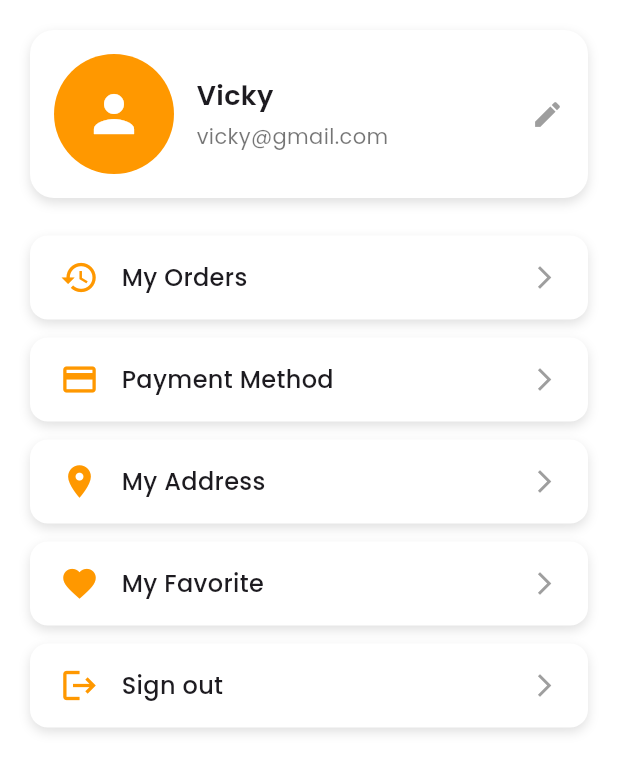
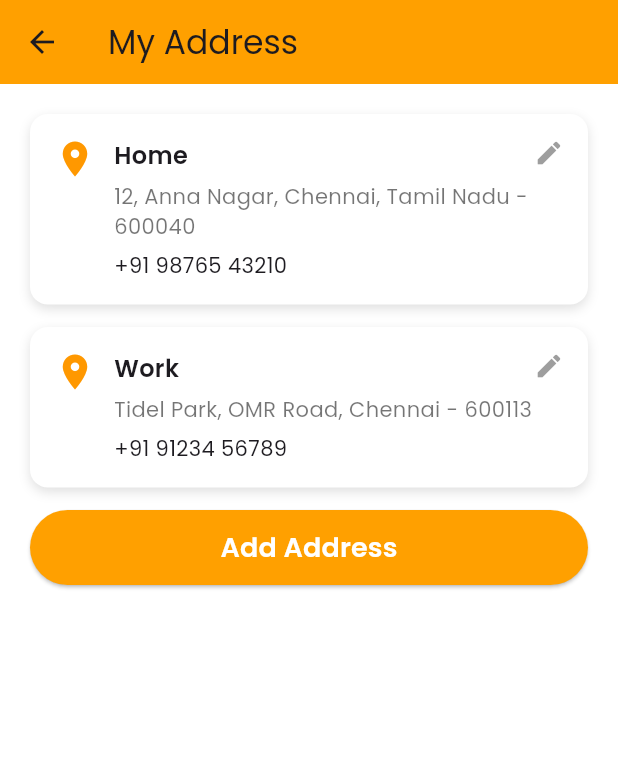
Before and after one commit to mdqtraining/food_delivery_app, a Flutter app: the ProfileScreen screen opened by its route, after a tap on "My Address", on a phone screen of 412 x 824 dp. Shown: the top 772 px of the screen. Run offline on Flutter 3.47's test engine with Material 3 defaults, Android fonts, the phone set to English and light mode, and no system bars; network calls fail.

Commit message:
feat: add My Favorites & my address screen UI

```diff
--- a/lib/main.dart
+++ b/lib/main.dart
@@ -3,6 +3,8 @@ import 'package:hunger_hub/screens/cart.dart';
 import 'package:hunger_hub/screens/edit_pofile.dart';
 import 'package:hunger_hub/screens/login.dart';
 import 'package:hunger_hub/screens/main_screen.dart';
+import 'package:hunger_hub/screens/my_address.dart';
+import 'package:hunger_hub/screens/my_favorite.dart';
 import 'package:hunger_hub/screens/my_orders.dart';
 import 'package:hunger_hub/screens/otp.dart';
 import 'package:hunger_hub/screens/payment_methods.dart';
@@ -51,6 +53,8 @@ class MyApp extends StatelessWidget {
         "/MyOrdersScreen": (context) => const MyOrdersScreen(),
         "/SplashScreen": (context) => const SplashScreen(),
         "/PaymentMethodsScreen": (context) => const PaymentMethodsScreen(),
+        "/Address": (context) => const MyAddressScreen(),
+        "/Favorites": (context) => const MyFavoritesScreen(),
       },
     );
   }
--- /dev/null
+++ b/lib/screens/my_address.dart
@@ -0,0 +1,110 @@
+import 'package:flutter/material.dart';
+
+class MyAddressScreen extends StatelessWidget {
+  const MyAddressScreen({super.key});
+
+  Widget addressCard({
+    required String title,
+    required String address,
+    required String phone,
+    VoidCallback? onEdit,
+  }) {
+    return Container(
+      margin: const EdgeInsets.only(bottom: 15),
+      padding: const EdgeInsets.all(16),
+      decoration: BoxDecoration(
+        color: Colors.white,
+        borderRadius: BorderRadius.circular(12),
+        boxShadow: const [
+          BoxShadow(color: Colors.black12, blurRadius: 6, offset: Offset(0, 3)),
+        ],
+      ),
+      child: Row(
+        crossAxisAlignment: CrossAxisAlignment.start,
+        children: [
+          const Icon(Icons.location_on, color: Colors.orange, size: 28),
+          const SizedBox(width: 12),
+
+          Expanded(
+            child: Column(
+              crossAxisAlignment: CrossAxisAlignment.start,
+              children: [
+                Text(
+                  title,
+                  style: const TextStyle(
+                    fontSize: 16,
+                    fontWeight: FontWeight.w600,
+                  ),
+                ),
+                const SizedBox(height: 6),
+                Text(address, style: const TextStyle(color: Colors.black54)),
+                const SizedBox(height: 6),
+                Text(phone, style: const TextStyle(fontSize: 14)),
+              ],
+            ),
+          ),
+
+          InkWell(
+            onTap: onEdit,
+            child: const Icon(Icons.edit, size: 20, color: Colors.grey),
+          ),
+        ],
+      ),
+    );
+  }
+
+  @override
+  Widget build(BuildContext context) {
+    return Scaffold(
+      appBar: AppBar(
+        title: const Text("My Address"),
+        backgroundColor: const Color(0xFFFFA000),
+      ),
+      body: Padding(
+        padding: const EdgeInsets.all(20),
+        child: Column(
+          children: [
+            addressCard(
+              title: "Home",
+              address: "12, Anna Nagar, Chennai, Tamil Nadu - 600040",
+              phone: "+91 98765 43210",
+              onEdit: () {
+                print("Edit Home address");
+              },
+            ),
+
+            addressCard(
+              title: "Work",
+              address: "Tidel Park, OMR Road, Chennai - 600113",
+              phone: "+91 91234 56789",
+              onEdit: () {
+                print("Edit Work address");
+              },
+            ),
+            SizedBox(
+              width: double.infinity,
+              height: 50,
+              child: ElevatedButton(
+                onPressed: () {},
+                style: ElevatedButton.styleFrom(
+                  backgroundColor: Color(0xFFFFA000),
+                  shape: RoundedRectangleBorder(
+                    borderRadius: BorderRadius.circular(30),
+                  ),
+                ),
+                child: const Text(
+                  "Add Address",
+                  style: TextStyle(
+                    fontSize: 18,
+                    fontWeight: FontWeight.w600,
+                    color: Colors.white,
+                  ),
+                ),
+              ),
+            ),
+          ],
+        ),
+      ),
+    );
+  }
+}
--- a/lib/screens/profile.dart
+++ b/lib/screens/profile.dart
@@ -128,20 +128,19 @@ class ProfileScreen extends StatelessWidget {
                     menuItem(
                       Icons.location_on,
                       "My Address",
-                      onTap: () => Navigator.pushNamed(context, "/address"),
+                      onTap: () => Navigator.pushNamed(context, "/Address"),
                     ),
 
                     menuItem(
                       Icons.favorite,
                       "My Favorite",
-                      onTap: () => Navigator.pushNamed(context, "/favorites"),
+                      onTap: () => Navigator.pushNamed(context, "/Favorites"),
                     ),
 
                     menuItem(
                       Icons.logout,
                       "Sign out",
-                      onTap: () =>
-                          Navigator.pushNamed(context, "/SplashScreen"),
+                      onTap: () => Navigator.pushNamed(context, "/login"),
                     ),
                   ],
                 ),
```
Also changed, not shown: lib/screens/my_favorite.dart (added, +110 -0 lines).
